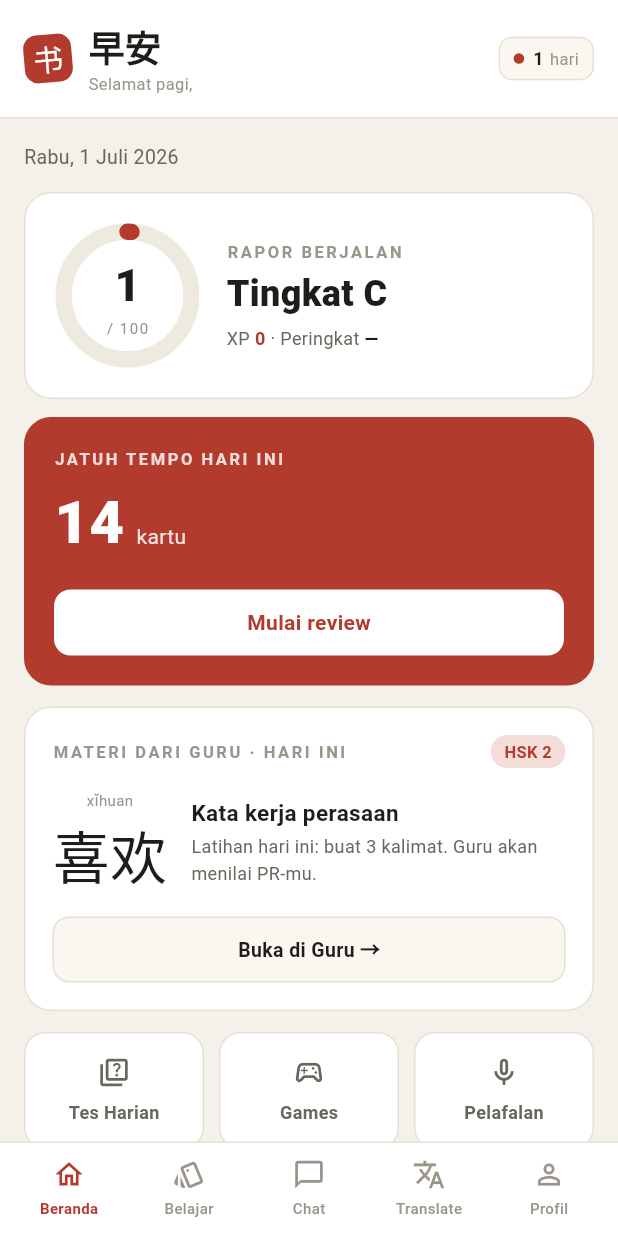
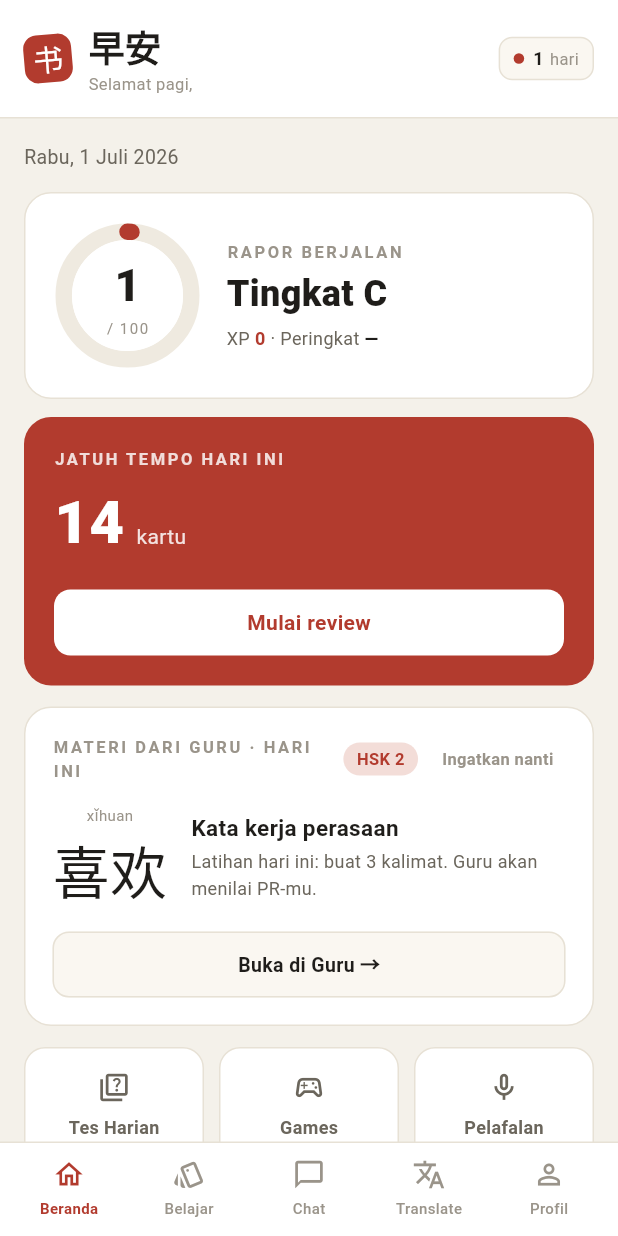
Before and after one commit to hendraliu37-cell/ZHONG-WEN-SHU-3, a Flutter app: the screen it shows once a user with an empty profile is signed in, on a phone screen of 412 x 824 dp. Run offline on Flutter 3.47's test engine with Material 3 defaults, Android fonts, the phone set to English and light mode, and no system bars; our stand-ins replace audioplayers, flutter_riverpod, flutter_tts, share_plus, shared_preferences, supabase_flutter; missing offline and left inert: excel, file_selector, record; accounts and stored records are empty; network calls fail.

Commit message:
Wire daily material snooze UI

```diff
--- a/app/lib/screens/beranda.dart
+++ b/app/lib/screens/beranda.dart
@@ -24,10 +24,7 @@ class BerandaScreen extends StatelessWidget {
     return Column(
       crossAxisAlignment: CrossAxisAlignment.stretch,
       children: [
-        Text(
-          _todayLabel(),
-          style: ZwsFonts.sans(size: 13, color: t.ink2),
-        ),
+        Text(_todayLabel(), style: ZwsFonts.sans(size: 13, color: t.ink2)),
         const SizedBox(height: 14),
         // Rapor ring + due card
         _TwoCol(
@@ -36,8 +33,10 @@ class BerandaScreen extends StatelessWidget {
           right: _DueCard(controller: c, due: due),
         ),
         const SizedBox(height: 14),
-        _MateriCard(controller: c),
-        const SizedBox(height: 14),
+        if (c.showDailyMaterialBanner) ...[
+          _MateriCard(controller: c),
+          const SizedBox(height: 14),
+        ],
         Row(
           children: [
             Expanded(
@@ -90,15 +89,7 @@ class BerandaScreen extends StatelessWidget {
 
 String _todayLabel() {
   final now = DateTime.now();
-  const days = [
-    'Senin',
-    'Selasa',
-    'Rabu',
-    'Kamis',
-    'Jumat',
-    'Sabtu',
-    'Minggu',
-  ];
+  const days = ['Senin', 'Selasa', 'Rabu', 'Kamis', 'Jumat', 'Sabtu', 'Minggu'];
   const months = [
     'Januari',
     'Februari',
@@ -387,6 +378,8 @@ class _MateriCard extends StatelessWidget {
                     const SizedBox(width: 6),
                   ],
                   Pill(mat != null ? 'AI' : 'HSK 2'),
+                  const SizedBox(width: 8),
+                  _SnoozeButton(onTap: controller.snoozeDailyMaterial),
                 ],
               ),
             ],
@@ -459,6 +452,36 @@ class _MateriCard extends StatelessWidget {
             ),
           ),
         ],
+      ),
+    );
+  }
+}
+
+class _SnoozeButton extends StatelessWidget {
+  final VoidCallback onTap;
+  const _SnoozeButton({required this.onTap});
+
+  @override
+  Widget build(BuildContext context) {
+    final t = ZwsTheme.of(context);
+    return Material(
+      color: Colors.transparent,
+      child: InkWell(
+        onTap: onTap,
+        borderRadius: BorderRadius.circular(8),
+        child: Padding(
+          padding: const EdgeInsets.symmetric(horizontal: 8, vertical: 6),
+          child: Text(
+            'Ingatkan nanti',
+            maxLines: 1,
+            overflow: TextOverflow.ellipsis,
+            style: ZwsFonts.sans(
+              size: 11,
+              weight: FontWeight.w700,
+              color: t.ink3,
+            ),
+          ),
+        ),
       ),
     );
   }
```
Also changed, not shown: 1 other file.
